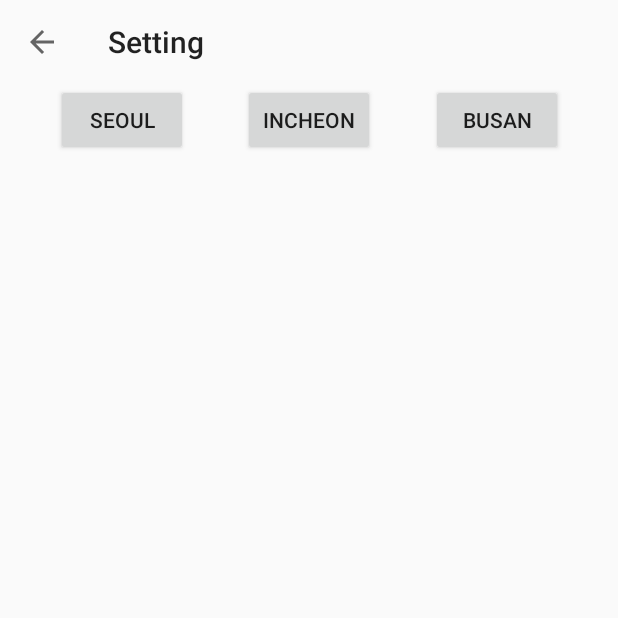
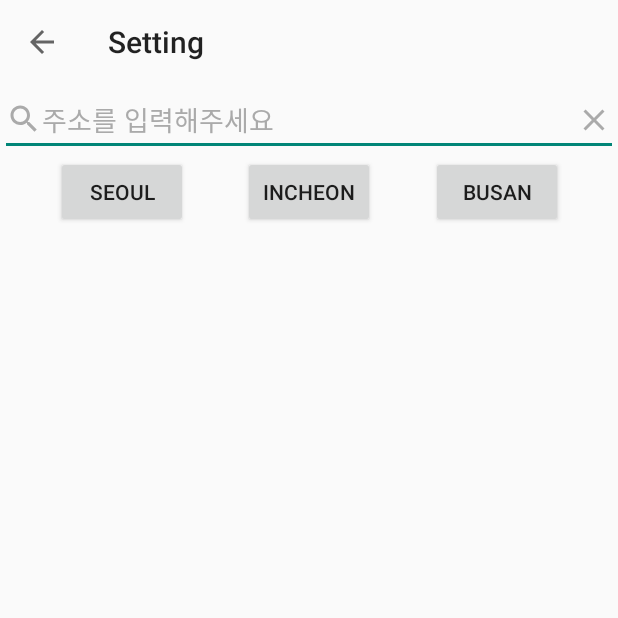
Before and after one commit to myeongjinkim/MyWeather, an Android app: the SettingActivity screen opened directly, with no data from a screen before it, on a phone screen of 412 x 824 dp, the top half of it. Run offline under Robolectric (Android 15) with nearby library versions, the phone set to English and light mode, and no system bars; our stand-ins replace Dagger/Hilt's generated code.

Commit message:
Add editText

```diff
--- a/app/src/main/AndroidManifest.xml
+++ b/app/src/main/AndroidManifest.xml
@@ -12,14 +12,16 @@
         android:roundIcon="@mipmap/ic_launcher_round"
         android:supportsRtl="true"
         android:theme="@style/Theme.MyWeather">
-        <activity android:name=".MainActivity">
+        <activity android:name=".MainActivity"
+            android:screenOrientation="portrait">
             <intent-filter>
                 <action android:name="android.intent.action.MAIN" />
 
                 <category android:name="android.intent.category.LAUNCHER" />
             </intent-filter>
         </activity>
-        <activity android:name=".SettingActivity"></activity>
+        <activity android:name=".SettingActivity"
+            android:screenOrientation="portrait"></activity>
     </application>
 
 </manifest>
--- a/app/src/main/java/com/example/myweather/SettingActivity.kt
+++ b/app/src/main/java/com/example/myweather/SettingActivity.kt
@@ -41,4 +41,7 @@ class SettingActivity: AppCompatActivity() {
         settingViewModel.requestSettingRepository((view as Button).text as String)
 
     }
+    fun textClear(view: View){
+        binding.editText.setText("")
+    }
 }
--- a/app/src/main/java/com/example/myweather/viewModel/SettingViewModel.kt
+++ b/app/src/main/java/com/example/myweather/viewModel/SettingViewModel.kt
@@ -41,4 +41,8 @@ class SettingViewModel @Inject constructor(
 
     }
 
+    fun onTextChanged(s: CharSequence, start :Int, before : Int, count: Int){
+        // handle
+    }
+
 }
--- /dev/null
+++ b/app/src/main/res/drawable/ic_baseline_clear_24.xml
@@ -0,0 +1,5 @@
+<vector android:height="24dp" android:tint="#AAAAAA"
+    android:viewportHeight="24" android:viewportWidth="24"
+    android:width="24dp" xmlns:android="http://schemas.android.com/apk/res/android">
+    <path android:fillColor="@android:color/white" android:pathData="M19,6.41L17.59,5 12,10.59 6.41,5 5,6.41 10.59,12 5,17.59 6.41,19 12,13.41 17.59,19 19,17.59 13.41,12z"/>
+</vector>
--- /dev/null
+++ b/app/src/main/res/drawable/ic_baseline_search_24.xml
@@ -0,0 +1,5 @@
+<vector android:height="24dp" android:tint="#AAAAAA"
+    android:viewportHeight="24" android:viewportWidth="24"
+    android:width="24dp" xmlns:android="http://schemas.android.com/apk/res/android">
+    <path android:fillColor="@android:color/white" android:pathData="M15.5,14h-0.79l-0.28,-0.27C15.41,12.59 16,11.11 16,9.5 16,5.91 13.09,3 9.5,3S3,5.91 3,9.5 5.91,16 9.5,16c1.61,0 3.09,-0.59 4.23,-1.57l0.27,0.28v0.79l5,4.99L20.49,19l-4.99,-5zM9.5,14C7.01,14 5,11.99 5,9.5S7.01,5 9.5,5 14,7.01 14,9.5 11.99,14 9.5,14z"/>
+</vector>
--- a/app/src/main/res/layout/activity_setting.xml
+++ b/app/src/main/res/layout/activity_setting.xml
@@ -14,6 +14,32 @@
         app:layout_constraintTop_toTopOf="parent"
         />
 
+    <androidx.appcompat.widget.AppCompatEditText
+        android:id="@+id/editText"
+        android:layout_width="match_parent"
+        android:layout_height="wrap_content"
+        android:drawableLeft="@drawable/ic_baseline_search_24"
+        android:hint="주소를 입력해주세요"
+        android:textColorHint="@color/gray"
+        android:imeOptions="actionSearch"
+        android:inputType="text"
+        android:maxLength="15"
+        android:maxLines="1"
+        android:selectAllOnFocus="true"
+        app:layout_constraintTop_toBottomOf="@id/toolbar" />
+
+    <ImageButton
+        android:id="@+id/button"
+        android:layout_width="wrap_content"
+        android:layout_height="wrap_content"
+        android:layout_marginRight="4dp"
+        android:background="@android:color/transparent"
+        android:onClick="textClear"
+        android:src="@drawable/ic_baseline_clear_24"
+        app:layout_constraintTop_toTopOf="@+id/editText"
+        app:layout_constraintEnd_toEndOf="parent"
+        app:layout_constraintBottom_toBottomOf="@+id/editText" />
+
     <Button
         android:id="@+id/button1"
         android:layout_width="wrap_content"
@@ -22,7 +48,7 @@
         android:text="Seoul"
         app:layout_constraintEnd_toStartOf="@+id/button2"
         app:layout_constraintStart_toStartOf="parent"
-        app:layout_constraintTop_toBottomOf="@+id/toolbar" />
+        app:layout_constraintTop_toBottomOf="@+id/editText" />
 
     <Button
         android:id="@+id/button2"
@@ -32,7 +58,7 @@
         android:text="Incheon"
         app:layout_constraintEnd_toEndOf="parent"
         app:layout_constraintStart_toStartOf="parent"
-        app:layout_constraintTop_toBottomOf="@+id/toolbar" />
+        app:layout_constraintTop_toBottomOf="@+id/editText" />
 
     <Button
         android:id="@+id/button3"
@@ -42,6 +68,6 @@
         android:text="Busan"
         app:layout_constraintEnd_toEndOf="parent"
         app:layout_constraintStart_toEndOf="@+id/button2"
-        app:layout_constraintTop_toBottomOf="@+id/toolbar" />
+        app:layout_constraintTop_toBottomOf="@+id/editText" />
 
 </androidx.constraintlayout.widget.ConstraintLayout>
--- a/app/src/main/res/values/colors.xml
+++ b/app/src/main/res/values/colors.xml
@@ -7,5 +7,6 @@
     <color name="teal_700">#FF018786</color>
     <color name="black">#FF000000</color>
     <color name="white">#FFFFFFFF</color>
+    <color name="gray">#AAAAAA</color>
     <color name="darkGray">#646464</color>
 </resources>
```
